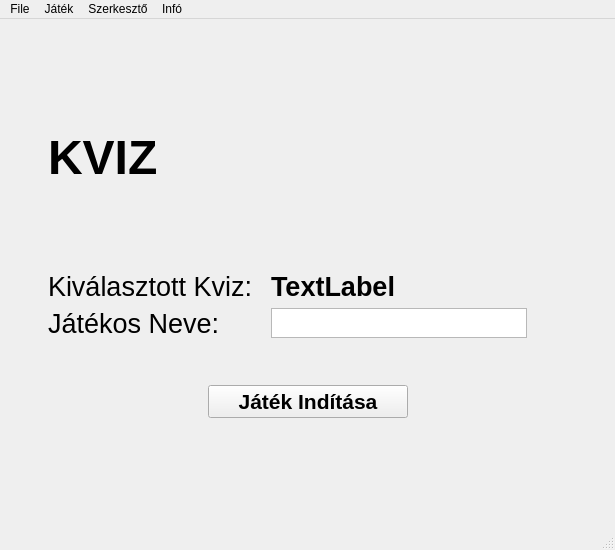
This is PPKE_ITK_kviz/mainwindow.ui in KriszKaszas/PPKE_ITK_kviz as Qt 5 draws it before an edit. The edited form follows.
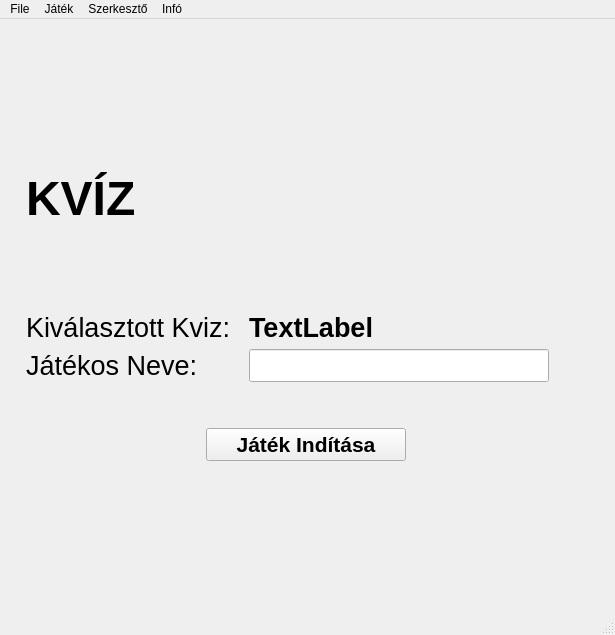
This is the edited form. The open tabs and pages were chosen to show the change.

Diff of the .ui file:
```diff
--- a/PPKE_ITK_kviz/mainwindow.ui
+++ b/PPKE_ITK_kviz/mainwindow.ui
@@ -7,7 +7,7 @@
     <x>0</x>
     <y>0</y>
     <width>615</width>
-    <height>550</height>
+    <height>635</height>
    </rect>
   </property>
   <property name="windowTitle">
@@ -70,7 +70,7 @@
                  </font>
                 </property>
                 <property name="text">
-                 <string>KVIZ</string>
+                 <string>KVÍZ</string>
                 </property>
                </widget>
               </item>
@@ -176,27 +176,18 @@
                  </spacer>
                 </item>
                 <item>
-                 <widget class="QPlainTextEdit" name="plainTextEdit">
-                  <property name="maximumSize">
+                 <widget class="QLineEdit" name="playerName">
+                  <property name="minimumSize">
                    <size>
-                    <width>16777215</width>
+                    <width>300</width>
                     <height>30</height>
                    </size>
                   </property>
                   <property name="font">
                    <font>
-                    <family>MS Shell Dlg 2</family>
                     <pointsize>16</pointsize>
-                    <weight>75</weight>
-                    <bold>true</bold>
                    </font>
                   </property>
-                  <property name="verticalScrollBarPolicy">
-                   <enum>Qt::ScrollBarAlwaysOff</enum>
-                  </property>
-                  <property name="horizontalScrollBarPolicy">
-                   <enum>Qt::ScrollBarAlwaysOff</enum>
-                  </property>
                  </widget>
                 </item>
                 <item>
```
Left out of the diff: 56 changed lines with no effect on the pictures.
